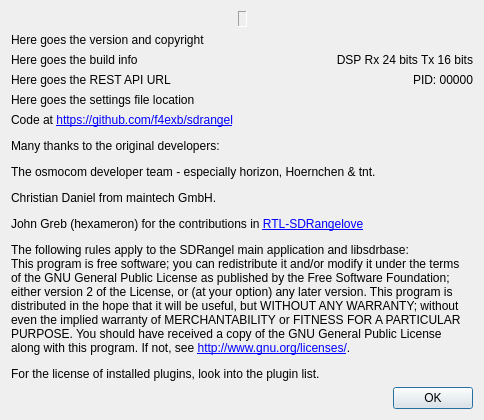
The window that sdrgui/gui/aboutdialog.ui (mfkiwl/RPX-100-SDR) describes before a commit, drawn with Qt 5.
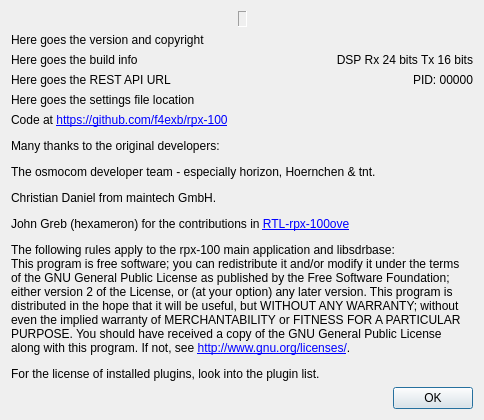
The same window after the commit. Icons and pictures are not drawn.

```diff
--- a/sdrgui/gui/aboutdialog.ui
+++ b/sdrgui/gui/aboutdialog.ui
@@ -150,7 +150,7 @@
    <item>
     <widget class="QLabel" name="info">
      <property name="text">
-      <string>&lt;html&gt;&lt;head/&gt;&lt;body&gt;&lt;p&gt;Code at &lt;a href=&quot;https://github.com/f4exb/sdrangel&quot;&gt;&lt;span style=&quot; text-decoration: underline; color:#0000ff;&quot;&gt;https://github.com/f4exb/sdrangel&lt;/span&gt;&lt;/a&gt;&lt;/p&gt;&lt;p&gt;Many thanks to the original developers:&lt;/p&gt;&lt;p&gt;The osmocom developer team - especially horizon, Hoernchen &amp;amp; tnt.&lt;/p&gt;&lt;p&gt;Christian Daniel from maintech GmbH.&lt;/p&gt;&lt;p&gt;John Greb (hexameron) for the contributions in &lt;a href=&quot;https://github.com/hexameron/rtl-sdrangelove&quot;&gt;&lt;span style=&quot; text-decoration: underline; color:#0000ff;&quot;&gt;RTL-SDRangelove&lt;/span&gt;&lt;/a&gt;&lt;/p&gt;&lt;p&gt;The following rules apply to the SDRangel main application and libsdrbase:&lt;br/&gt;This program is free software; you can redistribute it and/or modify it under the terms of the GNU General Public License as published by the Free Software Foundation; either version 2 of the License, or (at your option) any later version. This program is distributed in the hope that it will be useful, but WITHOUT ANY WARRANTY; without even the implied warranty of MERCHANTABILITY or FITNESS FOR A PARTICULAR PURPOSE. You should have received a copy of the GNU General Public License along with this program. If not, see &lt;a href=&quot;http://www.gnu.org/licenses/&quot;&gt;&lt;span style=&quot; text-decoration: underline; color:#0000ff;&quot;&gt;http://www.gnu.org/licenses/&lt;/span&gt;&lt;/a&gt;.&lt;/p&gt;&lt;p&gt;For the license of installed plugins, look into the plugin list.&lt;/p&gt;&lt;/body&gt;&lt;/html&gt;</string>
+      <string>&lt;html&gt;&lt;head/&gt;&lt;body&gt;&lt;p&gt;Code at &lt;a href=&quot;https://github.com/f4exb/rpx-100&quot;&gt;&lt;span style=&quot; text-decoration: underline; color:#0000ff;&quot;&gt;https://github.com/f4exb/rpx-100&lt;/span&gt;&lt;/a&gt;&lt;/p&gt;&lt;p&gt;Many thanks to the original developers:&lt;/p&gt;&lt;p&gt;The osmocom developer team - especially horizon, Hoernchen &amp;amp; tnt.&lt;/p&gt;&lt;p&gt;Christian Daniel from maintech GmbH.&lt;/p&gt;&lt;p&gt;John Greb (hexameron) for the contributions in &lt;a href=&quot;https://github.com/hexameron/rtl-rpx-100ove&quot;&gt;&lt;span style=&quot; text-decoration: underline; color:#0000ff;&quot;&gt;RTL-rpx-100ove&lt;/span&gt;&lt;/a&gt;&lt;/p&gt;&lt;p&gt;The following rules apply to the rpx-100 main application and libsdrbase:&lt;br/&gt;This program is free software; you can redistribute it and/or modify it under the terms of the GNU General Public License as published by the Free Software Foundation; either version 2 of the License, or (at your option) any later version. This program is distributed in the hope that it will be useful, but WITHOUT ANY WARRANTY; without even the implied warranty of MERCHANTABILITY or FITNESS FOR A PARTICULAR PURPOSE. You should have received a copy of the GNU General Public License along with this program. If not, see &lt;a href=&quot;http://www.gnu.org/licenses/&quot;&gt;&lt;span style=&quot; text-decoration: underline; color:#0000ff;&quot;&gt;http://www.gnu.org/licenses/&lt;/span&gt;&lt;/a&gt;.&lt;/p&gt;&lt;p&gt;For the license of installed plugins, look into the plugin list.&lt;/p&gt;&lt;/body&gt;&lt;/html&gt;</string>
      </property>
      <property name="wordWrap">
       <bool>true</bool>
```
Left out of the diff: 4 changed lines with no effect on the pictures.
